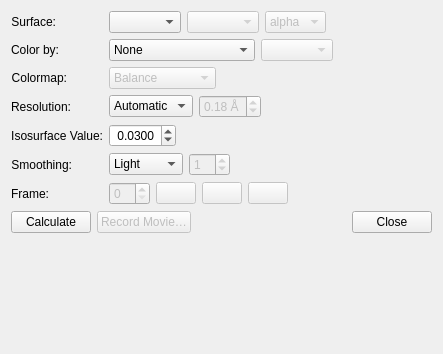
First picture: the form in avogadro/qtplugins/surfaces/surfacedialog.ui, repository OpenChemistry/avogadrolibs, before the edit.
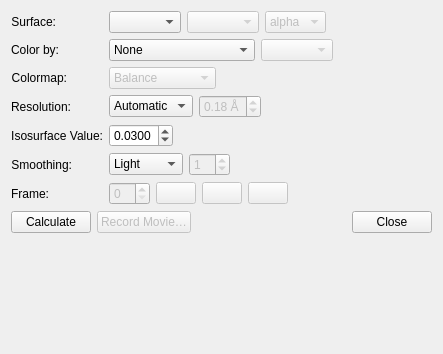
Second picture: the form after the edit. Icons and pictures are not drawn.

The edit to the form file:
```diff
--- a/avogadro/qtplugins/surfaces/surfacedialog.ui
+++ b/avogadro/qtplugins/surfaces/surfacedialog.ui
@@ -308,7 +308,7 @@
        <item>
         <widget class="QDoubleSpinBox" name="isosurfaceDoubleSpinBox">
          <property name="prefix">
-          <string> </string>
+          <string/>
          </property>
          <property name="decimals">
           <number>4</number>
```
Left out of the diff: 47 changed lines with no effect on the pictures.
